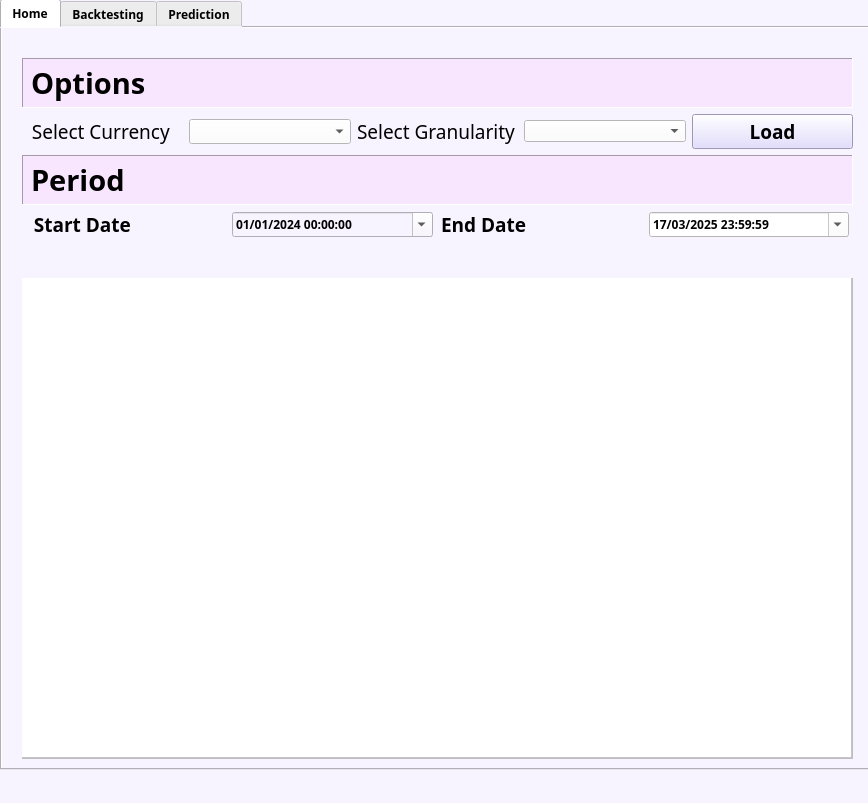
This is UI/MainWindow.ui in LeeMinNguyeen/ML-final as Qt 5 draws it before an edit. The edited form follows.
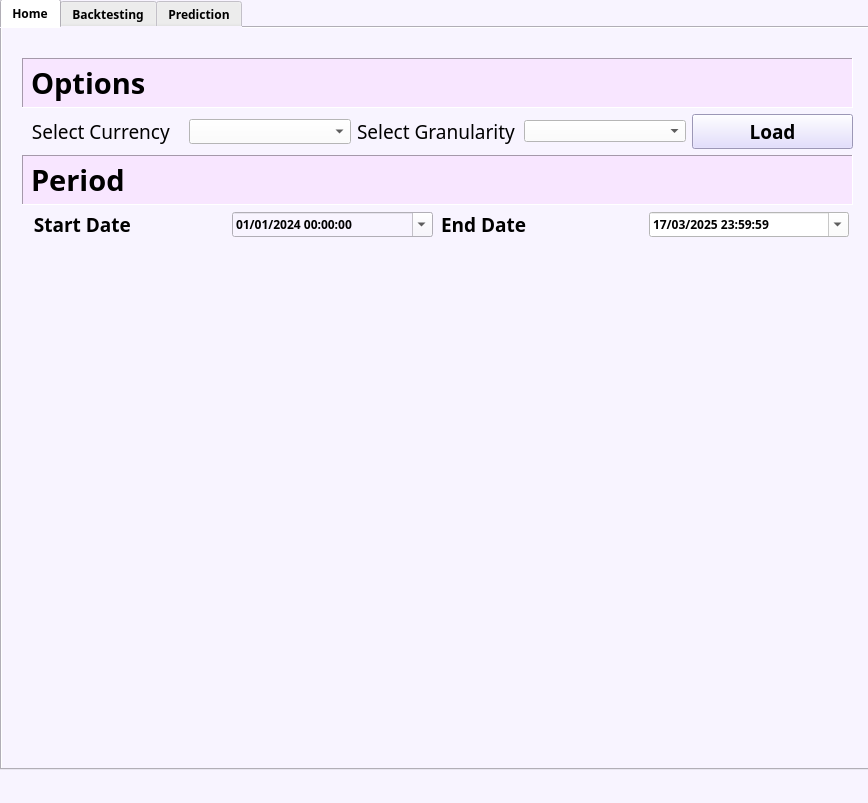
This is the edited form. The open tabs and pages were chosen to show the change. Icons and pictures are not drawn.

What changed in the file:
```diff
--- a/UI/MainWindow.ui
+++ b/UI/MainWindow.ui
@@ -63,37 +63,7 @@
         <height>481</height>
        </rect>
       </property>
-      <layout class="QVBoxLayout" name="verticalLayout">
-       <item>
-        <widget class="QFrame" name="frame">
-         <property name="frameShape">
-          <enum>QFrame::StyledPanel</enum>
-         </property>
-         <property name="frameShadow">
-          <enum>QFrame::Raised</enum>
-         </property>
-         <widget class="QFrame" name="frame_2">
-          <property name="geometry">
-           <rect>
-            <x>-1</x>
-            <y>-1</y>
-            <width>831</width>
-            <height>481</height>
-           </rect>
-          </property>
-          <property name="styleSheet">
-           <string notr="true">background-color: rgb(255, 255, 255)</string>
-          </property>
-          <property name="frameShape">
-           <enum>QFrame::StyledPanel</enum>
-          </property>
-          <property name="frameShadow">
-           <enum>QFrame::Raised</enum>
-          </property>
-         </widget>
-        </widget>
-       </item>
-      </layout>
+      <layout class="QVBoxLayout" name="verticalLayout"/>
      </widget>
      <widget class="QWidget" name="verticalLayoutWidget_3">
       <property name="geometry">
```
Left out of the diff: 36 changed lines with no effect on the pictures.
